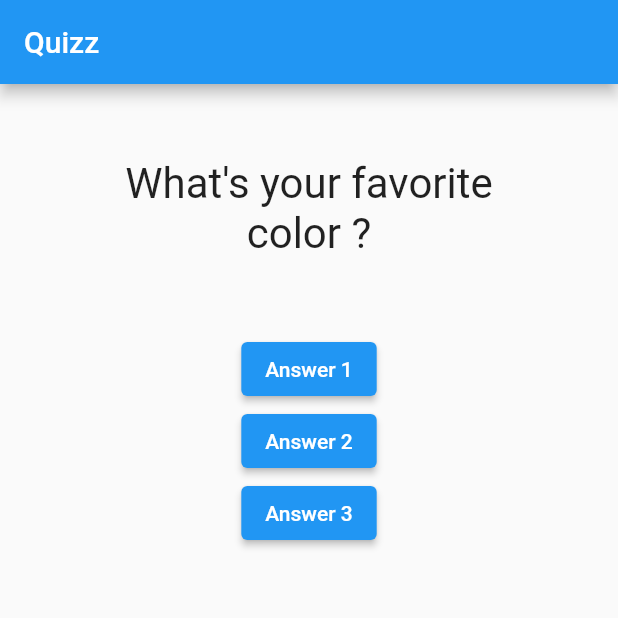
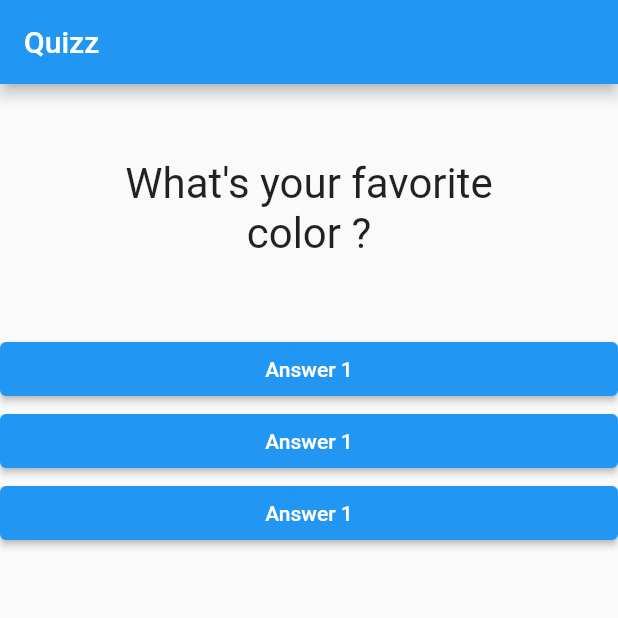
Before and after one commit to JAMALEEY/Flutter-BootCamp, a Flutter app: the screen it shows after launch, on a phone screen of 412 x 824 dp, the top half of it. Run offline on Flutter 3.47's test engine with Material 2 defaults, Android fonts, the phone set to English and light mode, and no system bars.

Commit message:
add Answer widget into dart main

```diff
--- a/lib/answer.dart
+++ b/lib/answer.dart
@@ -1,11 +1,19 @@
-import 'package:flutter/src/widgets/container.dart';
-import 'package:flutter/src/widgets/framework.dart';
+import 'package:flutter/material.dart';
 
 class Answer extends StatelessWidget {
   const Answer({super.key});
 
   @override
   Widget build(BuildContext context) {
-    return Container();
+    return Container(
+      width: double.infinity,
+      child: ElevatedButton(
+        style: ButtonStyle(
+          backgroundColor: MaterialStateProperty.all(Colors.blue),
+        ),
+        child: Text('Answer 1'),
+        onPressed: (() => {}),
+      ),
+    );
   }
 }
--- a/lib/main.dart
+++ b/lib/main.dart
@@ -1,5 +1,6 @@
 import 'package:flutter/material.dart';
 import './question.dart';
+import './answer.dart';
 
 void main() => {runApp(MyApp())};
 
@@ -38,18 +39,9 @@ class _MyAppState extends State<MyApp> {
           body: Column(
             children: <Widget>[
               Question(questions.elementAt(_questionIndex)),
-              ElevatedButton(
-                child: Text('Answer 1'),
-                onPressed: (() => {answerQuestion()}),
-              ),
-              ElevatedButton(
-                child: Text('Answer 2'),
-                onPressed: (() => {answerQuestion()}),
-              ),
-              ElevatedButton(
-                child: Text('Answer 3'),
-                onPressed: (() => {answerQuestion()}),
-              ),
+              Answer(),
+              Answer(),
+              Answer(),
             ],
           )),
     );
--- a/lib/question.dart
+++ b/lib/question.dart
@@ -1,6 +1,4 @@
 import 'package:flutter/material.dart';
-import 'package:flutter/src/widgets/container.dart';
-import 'package:flutter/src/widgets/framework.dart';
 
 // NB: NOT _Question
 class Question extends StatelessWidget {
```
